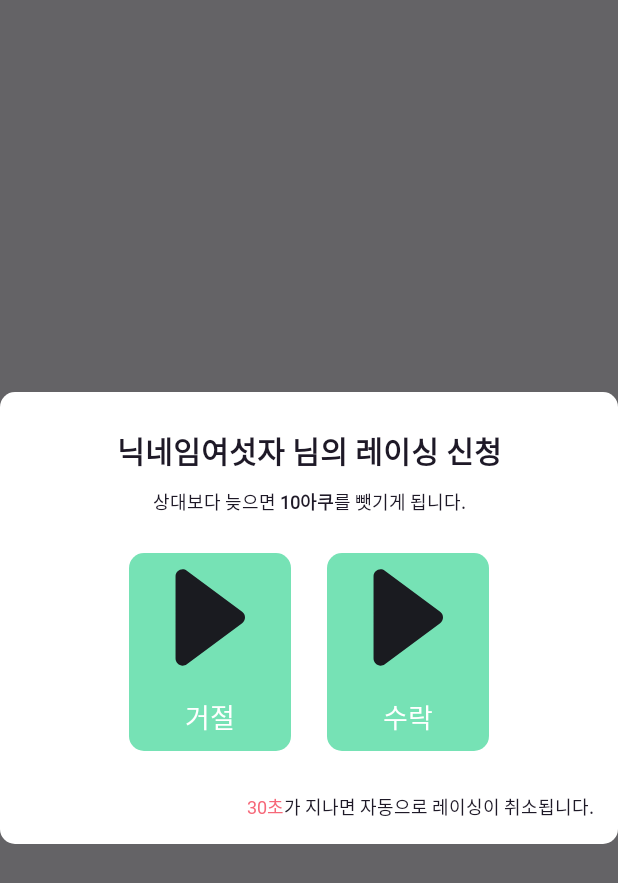
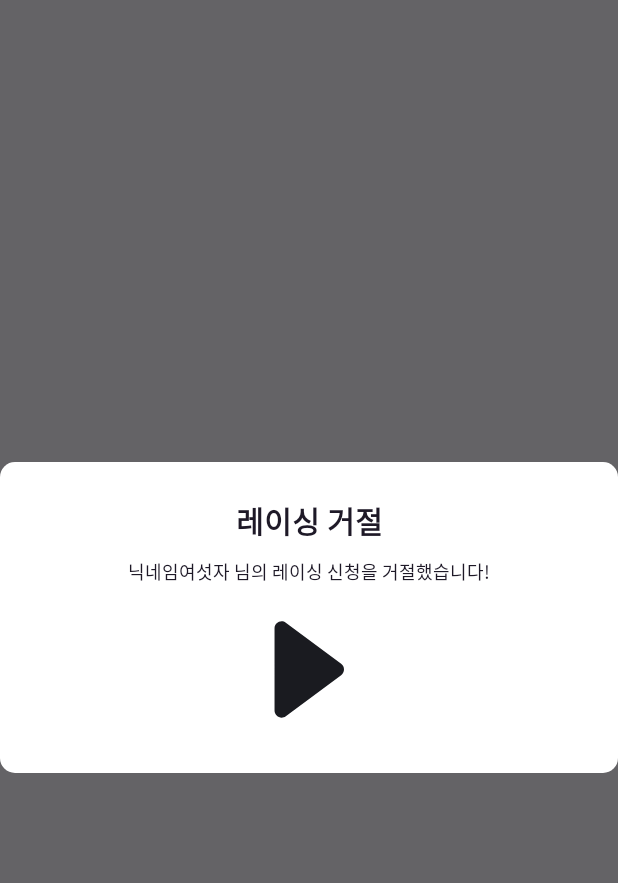
Before and after one commit to AiKU-Dev/Android, an Android app built with Jetpack Compose: the screen it shows after launch (MainActivity), on a phone screen of 412 x 824 dp. Shown: the top 883 px of the screen. Run offline under Robolectric (Android 15) with nearby library versions, the phone set to English and light mode, and no system bars; our stand-ins replace Dagger/Hilt's generated code, Room's generated code; libraries missing offline, so code that uses them is left out: com.kakao.sdk, com.kakao.vectormap; Roboto replaces fonts that are not available here; 6 statements that could not run were skipped.

Commit message:
레이싱 거절 알림 dialog ui

```diff
--- a/presentation/src/main/java/com/aiku/presentation/MainActivity.kt
+++ b/presentation/src/main/java/com/aiku/presentation/MainActivity.kt
@@ -18,6 +18,7 @@ import com.aiku.domain.usecase.LoginUseCase
 import com.aiku.presentation.navigation.AikuNavigation
 import com.aiku.presentation.theme.AiKUTheme
 import com.aiku.presentation.ui.screen.map.composable.OngoingRacingListItem
+import com.aiku.presentation.ui.screen.map.composable.RacingRejectionDialog
 import com.aiku.presentation.ui.screen.map.composable.RacingResponseDialog
 
 import dagger.hilt.android.AndroidEntryPoint
@@ -46,7 +47,10 @@ class MainActivity : ComponentActivity() {
 //                        loginUseCase = loginUseCase
 //                    )
 
-                    RacingResponseDialog()
+                    RacingRejectionDialog(
+                        message = "닉네임여섯자 님의 레이싱 신청을 거절했습니다!",
+                        onDismissRequest = { /* 다이얼로그 닫기 */ }
+                    )
                 }
             }
         }
--- /dev/null
+++ b/presentation/src/main/java/com/aiku/presentation/ui/screen/map/composable/RacingRejectionDialog.kt
@@ -0,0 +1,80 @@
+package com.aiku.presentation.ui.screen.map.composable
+
+import androidx.compose.foundation.layout.Arrangement
+import androidx.compose.foundation.layout.Column
+import androidx.compose.foundation.layout.fillMaxWidth
+import androidx.compose.foundation.layout.padding
+import androidx.compose.foundation.layout.size
+import androidx.compose.material3.Icon
+import androidx.compose.material3.Text
+import androidx.compose.runtime.Composable
+import androidx.compose.ui.Alignment
+import androidx.compose.ui.Modifier
+import androidx.compose.ui.res.painterResource
+import androidx.compose.ui.text.style.TextAlign
+import androidx.compose.ui.tooling.preview.Preview
+import androidx.compose.ui.unit.dp
+import com.aiku.core.R
+import com.aiku.core.theme.Caption1
+import com.aiku.core.theme.Subtitle2
+import com.aiku.presentation.theme.Typo
+import com.aiku.presentation.ui.component.dialog.MinimalDialog
+
+@Composable
+fun RacingRejectionDialog(
+    message : String,
+    onDismissRequest: () -> Unit
+) {
+    MinimalDialog(
+        onDismissRequest = { /*TODO*/ }
+    ) {
+        Column(
+            modifier = Modifier
+                .padding(horizontal = 16.dp)
+                .padding(top = 24.dp, bottom = 36.dp),
+            horizontalAlignment = Alignment.CenterHorizontally,
+            verticalArrangement = Arrangement.Center
+        ) {
+            Text(
+                modifier = Modifier.fillMaxWidth(),
+                text = "레이싱 거절", //TODO : 레이싱 신청자 이름으로 변경
+                style = Subtitle2,
+                color = Typo,
+                textAlign = TextAlign.Center
+            )
+
+            Text(
+                modifier = Modifier.padding(top = 10.dp),
+                text = message,
+                style = Caption1,
+                color = Typo
+            )
+
+            Icon(
+                modifier = Modifier
+                    .padding(top = 23.dp)
+                    .size(58.dp, 66.dp),
+                painter = painterResource(id = R.drawable.ic_arrow_right), //TODO : 이미지 변경
+                contentDescription = "레이싱 거절"
+            )
+        }
+    }
+}
+
+@Preview(showBackground = true)
+@Composable
+fun RacingRejectionDialogPreview() {
+
+    Column {
+        RacingRejectionDialog(
+            message = "닉네임여섯자 님의 레이싱 신청을 거절했습니다!",
+            onDismissRequest = { /* 다이얼로그 닫기 */ }
+        )
+
+        RacingRejectionDialog(
+            message = "30초가 지나서 자동으로 레이싱이 거절되었습니다!",
+            onDismissRequest = { /* 다이얼로그 닫기 */ }
+        )
+    }
+
+}
```
